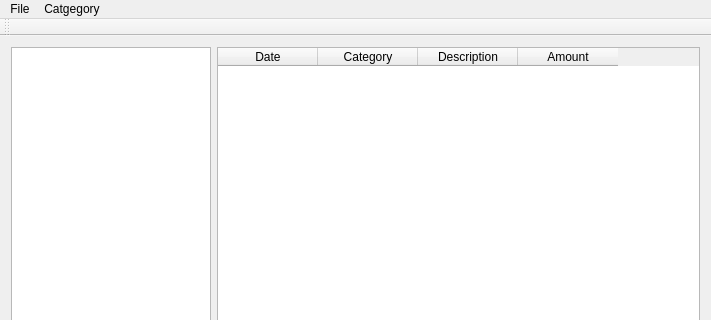
Before: the Qt Designer form mainwindow.ui in JanusErasmus/qt-finance, drawn with Qt 5; both pictures show x 0 to 711 and y 0 to 320 of the 711 by 593 pixel window.
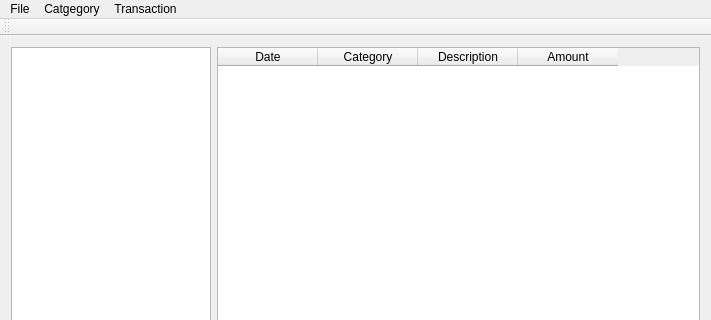
After: the same form once the commit is applied.

Commit message: Could now parse transactions from absa csv file

The edit to the form file:
```diff
--- a/mainwindow.ui
+++ b/mainwindow.ui
@@ -120,7 +120,7 @@
      <x>0</x>
      <y>0</y>
      <width>711</width>
-     <height>20</height>
+     <height>21</height>
     </rect>
    </property>
    <widget class="QMenu" name="menuQBudget">
@@ -139,8 +139,15 @@
     </property>
     <addaction name="actionEdit"/>
    </widget>
+   <widget class="QMenu" name="menuTransaction">
+    <property name="title">
+     <string>Transaction</string>
+    </property>
+    <addaction name="actionOpen_List"/>
+   </widget>
    <addaction name="menuQBudget"/>
    <addaction name="menuCatgegory"/>
+   <addaction name="menuTransaction"/>
   </widget>
   <widget class="QToolBar" name="mainToolBar">
    <attribute name="toolBarArea">
```
Left out of the diff: 21 changed lines with no effect on the pictures. The commit also changes 12 other files.
